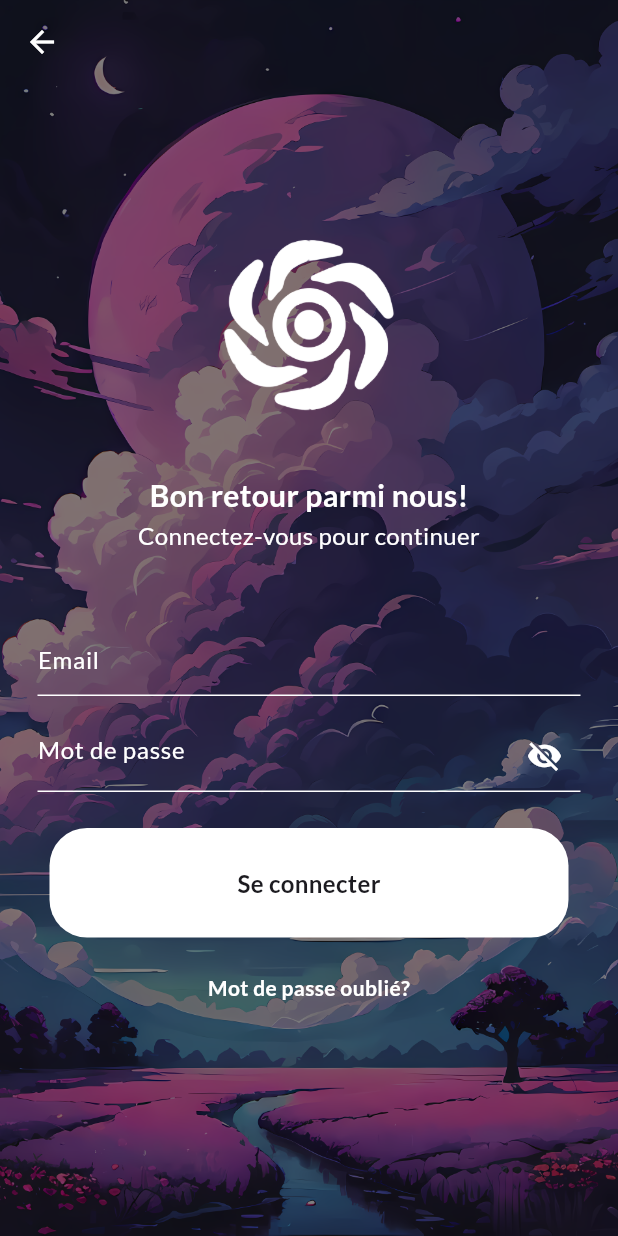
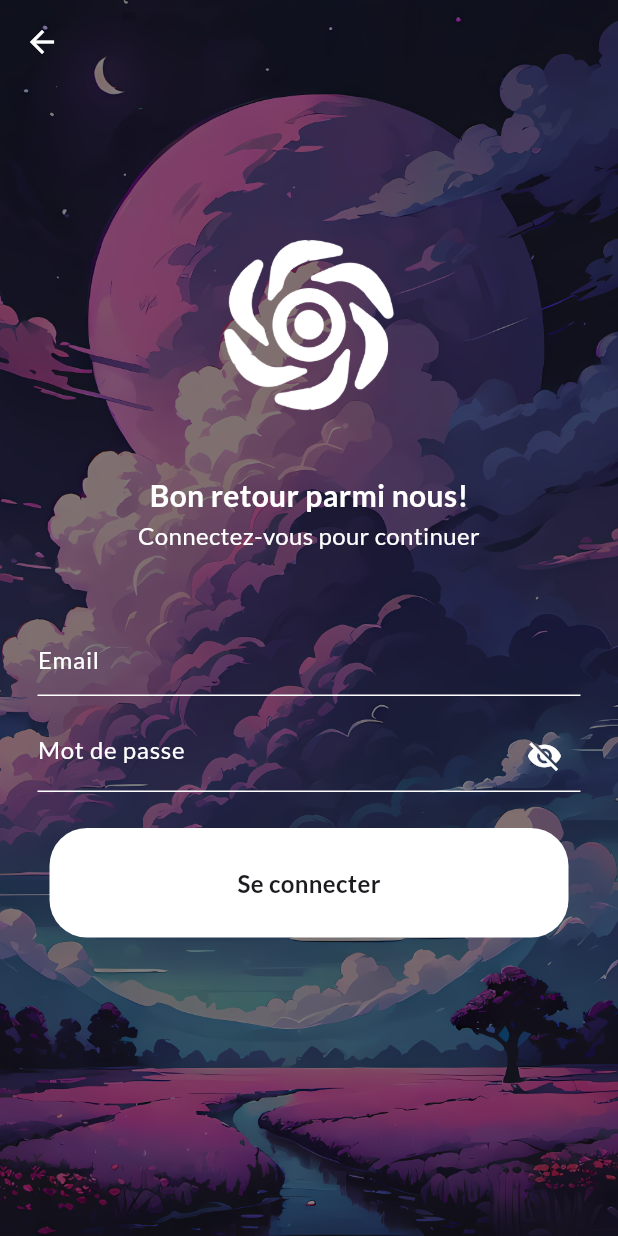
Before and after one commit to muthuxv/unity-hub, a Flutter app: the screen it shows after launch, after a tap on "Connexion", on a phone screen of 412 x 824 dp. Run offline on Flutter 3.47's test engine with Material 3 defaults, Android fonts, the phone set to English and light mode, and no system bars; our stand-ins replace dio, firebase_auth, firebase_core, firebase_messaging, flutter_dotenv, flutter_local_notifications and 10 more; missing offline and left inert: flutter_webrtc, giphy_picker, github_sign_in_plus, random_avatar; accounts and stored records are empty; generated files the repository leaves out were written again; network calls fail.

Commit message:
remove forgot password

```diff
--- a/front/lib/components/bottom_navbar.dart
+++ b/front/lib/components/bottom_navbar.dart
@@ -36,7 +36,7 @@ class MyBottomNavBar extends StatelessWidget {
             leading: notificationCount > 0
                 ? Stack(
               children: [
-                Icon(Icons.notifications),
+                Icon(Icons.notifications, color: Colors.grey[400]),
                 Positioned(
                   right: 0,
                   child: Container(
@@ -62,7 +62,7 @@ class MyBottomNavBar extends StatelessWidget {
                 )
               ],
             )
-                : Icon(Icons.notifications),
+                : Icon(Icons.notifications, color: Colors.grey[400]),
           ),
           GButton(
             icon: Icons.person,
--- a/front/lib/pages/security/login_page.dart
+++ b/front/lib/pages/security/login_page.dart
@@ -252,20 +252,6 @@ class _LoginPageState extends State<LoginPage> {
                         ),
                       ),
                     ),
-
-                    const SizedBox(height: 16),
-
-                    //forgot password
-                    GestureDetector(
-                      onTap: () => print('Forgot password'),
-                      child: const Text(
-                        'Mot de passe oublié?',
-                        style: TextStyle(
-                          color: Colors.white,
-                          fontWeight: FontWeight.bold,
-                        ),
-                      ),
-                    ),
                     const SizedBox(height: 100),
                   ],
                 ),
```
